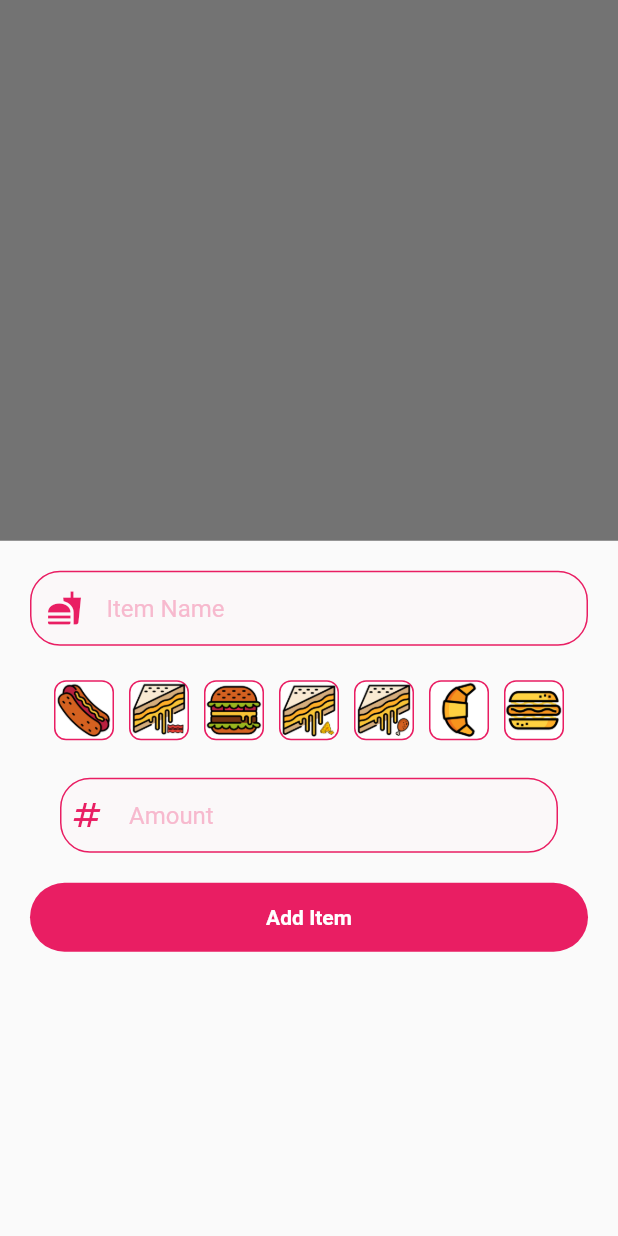
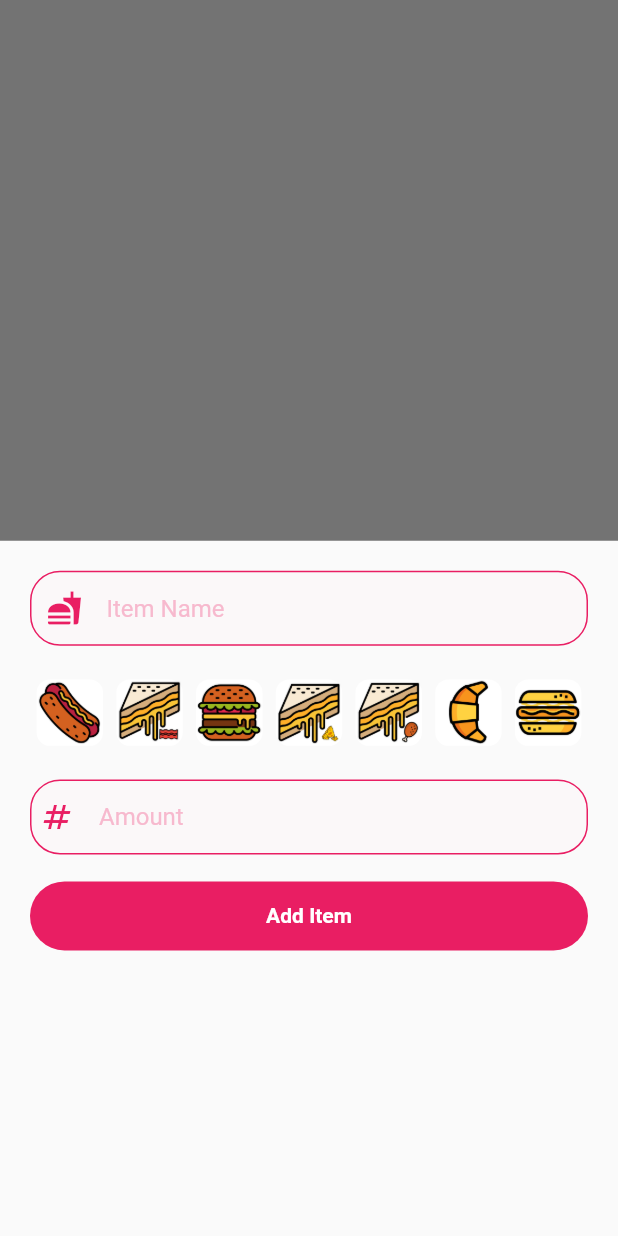
Before and after one commit to Morne-le-Roux/order-up, a Flutter app: the screen it shows after launch, after a tap on the "add" icon, on a phone screen of 412 x 824 dp. Run offline on Flutter 3.47's test engine with Material 2 defaults, Android fonts, the phone set to English and light mode, and no system bars; our stand-ins replace get, shared_preferences.

Commit message:
fit IconBox to screen width

```diff
--- a/lib/components/bottomsheet.dart
+++ b/lib/components/bottomsheet.dart
@@ -38,7 +38,8 @@ class _AddMenuItemBottomSheetState extends State<AddMenuItemBottomSheet> {
           ),
 
           //ICON LIST
-          Row(
+          FittedBox(
+            child: Row(
               mainAxisAlignment: MainAxisAlignment.center,
               children: List.generate(c.iconBoxList.length, (index) {
                 return IconBox(
@@ -56,11 +57,12 @@ class _AddMenuItemBottomSheetState extends State<AddMenuItemBottomSheet> {
                 );
               }),
             ),
+          ),
 
           //Amount Text Field
           Container(
-            width: 150,
-            margin: const EdgeInsets.all(20),
+            // width: 150,
+            margin: const EdgeInsets.only(top: 18, bottom: 18),
             padding: const EdgeInsets.only(left: 5),
             decoration: BoxDecoration(
                 border: Border.all(color: kPrimaryColor),
@@ -85,7 +87,6 @@ class _AddMenuItemBottomSheetState extends State<AddMenuItemBottomSheet> {
           AddItemButton(
             onTap: () {
               c.addItemToMenu(
-                  index: c.menu.toList().length,
                   name: itemNameController.text,
                   iconData: c.iconBoxList[_selectedIndex].icon,
                   amount: itemAmountController.text == ""
@@ -131,15 +132,16 @@ class _IconBoxState extends State<IconBox> {
     return GestureDetector(
       onTap: widget.onTap,
       child: Container(
-        margin: const EdgeInsets.all(5),
-        width: 40,
-        height: 40,
+        margin: const EdgeInsets.all(100),
+        // width: 40,
+        // height: 40,
         decoration: BoxDecoration(
           color: widget.selected
-                ? const Color.fromARGB(255, 255, 132, 173)
+              ? const Color.fromARGB(255, 238, 82, 134)
               : Colors.white,
-            border: Border.all(color: kPrimaryColor),
-            borderRadius: BorderRadius.circular(8)),
+          // border: Border.all(color: kPrimaryColor),
+          borderRadius: BorderRadius.circular(200),
+        ),
         child: Center(
             child: Image(
           image: AssetImage(widget.icon),
```
Lines whose indentation alone changed are shown as unchanged.
